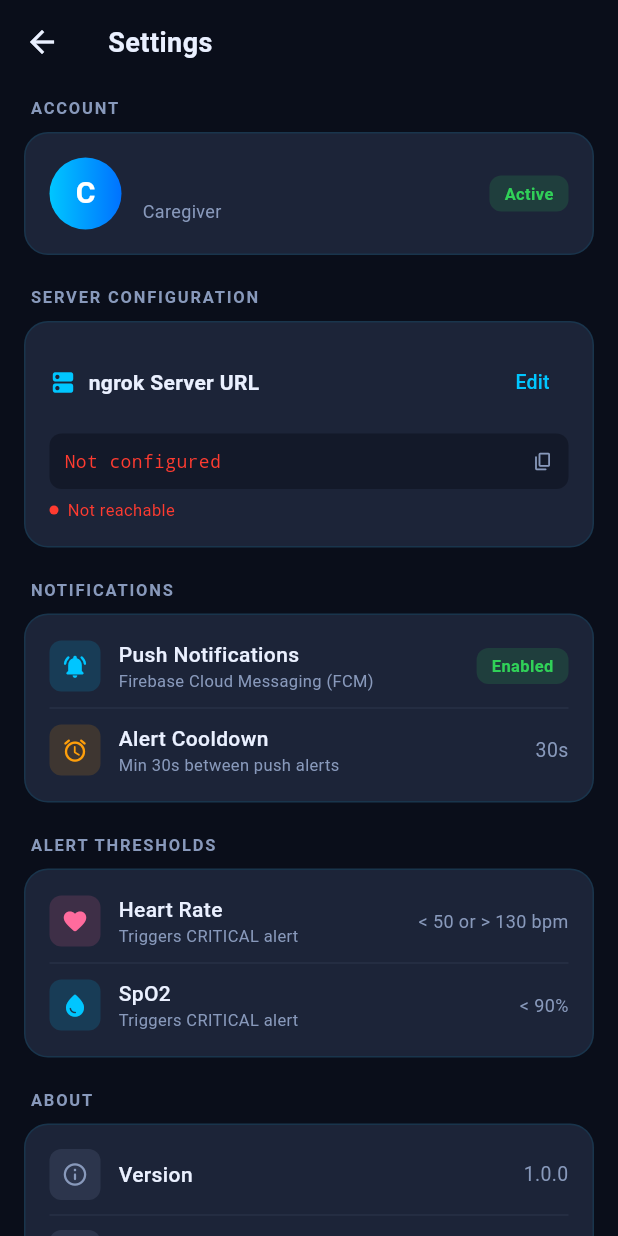
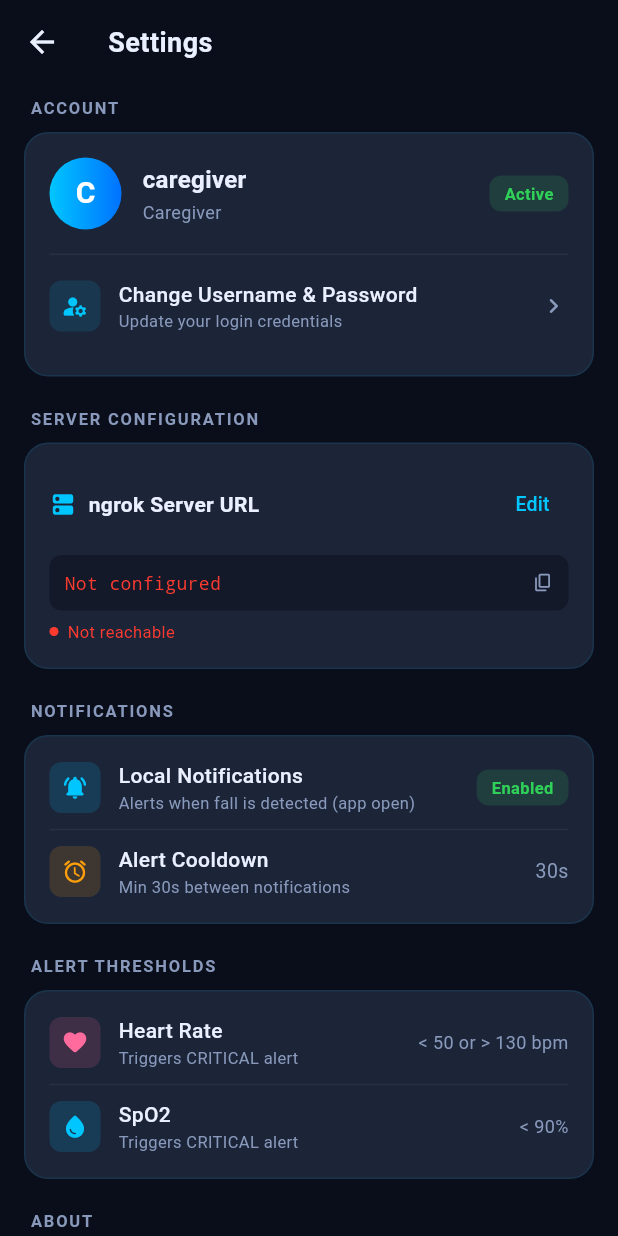
Before and after one commit to KhangBuiNam/Fall_detection, a Flutter app: the SettingsScreen screen opened directly, on a phone screen of 412 x 824 dp. Run offline on Flutter 3.47's test engine with Material 3 defaults, Android fonts, the phone set to English and light mode, and no system bars; our stand-ins replace fl_chart, flutter_local_notifications, shared_preferences; accounts and stored records are empty; Roboto replaces fonts that are missing (SF Pro Display).

```diff
--- a/lib/core/constants.dart
+++ b/lib/core/constants.dart
@@ -3,10 +3,11 @@
 const String kPrefBaseUrl = 'base_url';
 const String kPrefIsLoggedIn = 'is_logged_in';
 const String kPrefUsername = 'username';
+const String kPrefPassword = 'password'; // lưu password đã hash
 
-// Credentials — đổi trước khi build production
-const String kAdminUsername = 'admin';
-const String kAdminPassword = '123456789';
+// Default credentials — chỉ dùng lần đầu cài app, sau đó đọc từ SharedPreferences
+const String kDefaultUsername = 'caregiver';
+const String kDefaultPassword = 'falldetect2024';
 
 // Polling interval
 const Duration kPollInterval = Duration(seconds: 2);
--- a/lib/providers/app_provider.dart
+++ b/lib/providers/app_provider.dart
@@ -5,10 +5,12 @@ import 'package:shared_preferences/shared_preferences.dart';
 import '../core/constants.dart';
 import '../models/sensor_data.dart';
 import '../services/api_service.dart';
+import '../services/auth_service.dart';
 import '../services/notification_service.dart';
 
 class AppProvider extends ChangeNotifier {
   final ApiService _api = ApiService();
+  final AuthService _auth = AuthService.instance;
 
   // ── Auth ──
   bool _loggedIn = false;
@@ -33,9 +35,9 @@ class AppProvider extends ChangeNotifier {
   Timer? _statusTimer;
   Timer? _historyTimer;
 
-  // ── Alert dedup: tránh spam notification ──
-  String? _lastNotifiedAlert; // alert string lần cuối đã notify
-  int _lastNotifiedTs = 0; // timestamp lần cuối notify
+  // ── Alert dedup ──
+  String? _lastNotifiedAlert;
+  int _lastNotifiedTs = 0;
 
   // ────────────────────────────────────────
   // INIT
@@ -43,7 +45,7 @@ class AppProvider extends ChangeNotifier {
   Future<void> init() async {
     final prefs = await SharedPreferences.getInstance();
     _loggedIn = prefs.getBool(kPrefIsLoggedIn) ?? false;
-    _username = prefs.getString(kPrefUsername) ?? '';
+    _username = await _auth.getUsername();
     final saved = prefs.getString(kPrefBaseUrl) ?? '';
     if (saved.isNotEmpty) _api.baseUrl = saved;
     if (_loggedIn) _startPolling();
@@ -54,7 +56,9 @@ class AppProvider extends ChangeNotifier {
   // AUTH
   // ────────────────────────────────────────
   Future<bool> login(String username, String password, String serverUrl) async {
-    if (username != kAdminUsername || password != kAdminPassword) return false;
+    // Kiểm tra credentials từ SharedPreferences (không phải hardcode)
+    final ok = await _auth.checkCredentials(username, password);
+    if (!ok) return false;
 
     _api.baseUrl = serverUrl;
     final st = await _api.fetchStatus();
@@ -66,7 +70,6 @@ class AppProvider extends ChangeNotifier {
 
     final prefs = await SharedPreferences.getInstance();
     await prefs.setBool(kPrefIsLoggedIn, true);
-    await prefs.setString(kPrefUsername, username);
     await prefs.setString(kPrefBaseUrl, serverUrl);
 
     _startPolling();
@@ -85,6 +88,12 @@ class AppProvider extends ChangeNotifier {
     _status = SensorStatus.empty();
     _history = SensorHistory.empty();
     _lastNotifiedAlert = null;
+    notifyListeners();
+  }
+
+  // Gọi sau khi đổi username để cập nhật display
+  Future<void> refreshUsername() async {
+    _username = await _auth.getUsername();
     notifyListeners();
   }
 
@@ -118,33 +127,25 @@ class AppProvider extends ChangeNotifier {
       _connected = false;
     } else {
       _connected = true;
-
-      // ── Trigger local notification ──
       if (st.fallDetected &&
           (st.alert == 'WARNING' || st.alert == 'CRITICAL')) {
         final now = DateTime.now().millisecondsSinceEpoch ~/ 1000;
-        // Notify nếu: alert mới khác lần trước HOẶC đã qua 30s cooldown
         final newAlert = st.alert != _lastNotifiedAlert;
-        final cooldownOk = (now - _lastNotifiedTs) >= 30;
-
-        if (newAlert || cooldownOk) {
+        final cooldown = (now - _lastNotifiedTs) >= 30;
+        if (newAlert || cooldown) {
           _lastNotifiedAlert = st.alert;
           _lastNotifiedTs = now;
-
-          final isCritical = st.alert == 'CRITICAL';
+          final crit = st.alert == 'CRITICAL';
           NotificationService.instance.showAlert(
-            id: isCritical ? 1 : 2,
-            title:
-                isCritical ? '🚨 TÉ NGÃ NGHIÊM TRỌNG!' : '⚠️ Phát hiện té ngã',
+            id: crit ? 1 : 2,
+            title: crit ? '🚨 TÉ NGÃ NGHIÊM TRỌNG!' : '⚠️ Phát hiện té ngã',
             body:
                 'HR: ${st.heartRate} bpm  |  SpO2: ${st.spo2}%  |  ${st.alert}',
           );
         }
       } else if (!st.fallDetected) {
-        // Reset dedup khi trở về bình thường
         _lastNotifiedAlert = null;
       }
-
       _status = st;
     }
     notifyListeners();
--- a/lib/screens/settings_screen.dart
+++ b/lib/screens/settings_screen.dart
@@ -4,6 +4,7 @@ import 'package:flutter/services.dart';
 import 'package:provider/provider.dart';
 import '../core/app_theme.dart';
 import '../providers/app_provider.dart';
+import 'change_password_screen.dart';
 
 class SettingsScreen extends StatefulWidget {
   const SettingsScreen({super.key});
@@ -93,10 +94,13 @@ class _SettingsScreenState extends State<SettingsScreen> {
       body: ListView(
         padding: const EdgeInsets.fromLTRB(16, 8, 16, 32),
         children: [
-          // ── Account Card ──
+          // ── Account ──
           _SectionHeader(title: 'Account'),
           _Card(
-            child: Row(
+            child: Column(
+              children: [
+                // Avatar + info row
+                Row(
                   children: [
                     Container(
                       width: 48,
@@ -130,14 +134,14 @@ class _SettingsScreenState extends State<SettingsScreen> {
                                 fontSize: 16)),
                         const SizedBox(height: 2),
                         const Text('Caregiver',
-                        style:
-                            TextStyle(color: AppTheme.textSec, fontSize: 12)),
+                            style: TextStyle(
+                                color: AppTheme.textSec, fontSize: 12)),
                       ],
                     ),
                     const Spacer(),
                     Container(
-                  padding:
-                      const EdgeInsets.symmetric(horizontal: 10, vertical: 4),
+                      padding: const EdgeInsets.symmetric(
+                          horizontal: 10, vertical: 4),
                       decoration: BoxDecoration(
                         color: AppTheme.normal.withOpacity(0.15),
                         borderRadius: BorderRadius.circular(8),
@@ -147,6 +151,62 @@ class _SettingsScreenState extends State<SettingsScreen> {
                               color: AppTheme.normal,
                               fontSize: 11,
                               fontWeight: FontWeight.w600)),
+                    ),
+                  ],
+                ),
+                const SizedBox(height: 16),
+                // Divider
+                Divider(height: 1, color: AppTheme.textSec.withOpacity(0.1)),
+                const SizedBox(height: 4),
+                // Change account row — tappable
+                InkWell(
+                  borderRadius: BorderRadius.circular(10),
+                  onTap: () async {
+                    await Navigator.push(
+                      context,
+                      MaterialPageRoute(
+                        builder: (_) => const ChangePasswordScreen(),
+                      ),
+                    );
+                    // Refresh username sau khi đổi
+                    if (context.mounted) {
+                      await context.read<AppProvider>().refreshUsername();
+                    }
+                  },
+                  child: Padding(
+                    padding: const EdgeInsets.symmetric(vertical: 12),
+                    child: Row(
+                      children: [
+                        Container(
+                          width: 34,
+                          height: 34,
+                          decoration: BoxDecoration(
+                            color: AppTheme.accent.withOpacity(0.12),
+                            borderRadius: BorderRadius.circular(8),
+                          ),
+                          child: const Icon(Icons.manage_accounts_rounded,
+                              color: AppTheme.accent, size: 18),
+                        ),
+                        const SizedBox(width: 12),
+                        const Column(
+                          crossAxisAlignment: CrossAxisAlignment.start,
+                          children: [
+                            Text('Change Username & Password',
+                                style: TextStyle(
+                                    color: AppTheme.textPrim,
+                                    fontSize: 14,
+                                    fontWeight: FontWeight.w500)),
+                            Text('Update your login credentials',
+                                style: TextStyle(
+                                    color: AppTheme.textSec, fontSize: 11)),
+                          ],
+                        ),
+                        const Spacer(),
+                        const Icon(Icons.chevron_right_rounded,
+                            color: AppTheme.textSec, size: 20),
+                      ],
+                    ),
+                  ),
                 ),
               ],
             ),
@@ -314,7 +374,7 @@ class _SettingsScreenState extends State<SettingsScreen> {
           ),
           const SizedBox(height: 20),
 
-          // ── Notification Info ──
+          // ── Notification ──
           _SectionHeader(title: 'Notifications'),
           _Card(
             child: Column(
@@ -322,28 +382,16 @@ class _SettingsScreenState extends State<SettingsScreen> {
                 _SettingRow(
                   icon: Icons.notifications_active_rounded,
                   iconColor: AppTheme.accent,
-                  title: 'Push Notifications',
-                  subtitle: 'Firebase Cloud Messaging (FCM)',
-                  trailing: Container(
-                    padding:
-                        const EdgeInsets.symmetric(horizontal: 10, vertical: 4),
-                    decoration: BoxDecoration(
-                      color: AppTheme.normal.withOpacity(0.15),
-                      borderRadius: BorderRadius.circular(8),
-                    ),
-                    child: const Text('Enabled',
-                        style: TextStyle(
-                            color: AppTheme.normal,
-                            fontSize: 11,
-                            fontWeight: FontWeight.w600)),
-                  ),
+                  title: 'Local Notifications',
+                  subtitle: 'Alerts when fall is detected (app open)',
+                  trailing: _Badge('Enabled', AppTheme.normal),
                 ),
                 _Divider(),
                 _SettingRow(
                   icon: Icons.alarm_rounded,
                   iconColor: AppTheme.warning,
                   title: 'Alert Cooldown',
-                  subtitle: 'Min 30s between push alerts',
+                  subtitle: 'Min 30s between notifications',
                   trailing: const Text('30s',
                       style: TextStyle(color: AppTheme.textSec, fontSize: 13)),
                 ),
@@ -379,7 +427,7 @@ class _SettingsScreenState extends State<SettingsScreen> {
           ),
           const SizedBox(height: 20),
 
-          // ── App Info ──
+          // ── About ──
           _SectionHeader(title: 'About'),
           _Card(
             child: Column(
@@ -436,7 +484,6 @@ class _SettingsScreenState extends State<SettingsScreen> {
 class _SectionHeader extends StatelessWidget {
   final String title;
   const _SectionHeader({required this.title});
-
   @override
   Widget build(BuildContext context) => Padding(
         padding: const EdgeInsets.only(left: 4, bottom: 8),
@@ -452,7 +499,6 @@ class _SectionHeader extends StatelessWidget {
 class _Card extends StatelessWidget {
   final Widget child;
   const _Card({required this.child});
-
   @override
   Widget build(BuildContext context) => Container(
         padding: const EdgeInsets.all(16),
@@ -471,6 +517,23 @@ class _Divider extends StatelessWidget {
         height: 20,
         thickness: 1,
         color: AppTheme.textSec.withOpacity(0.1),
+      );
+}
+
+class _Badge extends StatelessWidget {
+  final String text;
+  final Color color;
+  const _Badge(this.text, this.color);
+  @override
+  Widget build(BuildContext context) => Container(
+        padding: const EdgeInsets.symmetric(horizontal: 10, vertical: 4),
+        decoration: BoxDecoration(
+          color: color.withOpacity(0.15),
+          borderRadius: BorderRadius.circular(8),
+        ),
+        child: Text(text,
+            style: TextStyle(
+                color: color, fontSize: 11, fontWeight: FontWeight.w600)),
       );
 }
 
--- /dev/null
+++ b/lib/services/auth_service.dart
@@ -0,0 +1,53 @@
+// lib/services/auth_service.dart
+//
+// Quản lý credentials — lưu trong SharedPreferences.
+// Lần đầu cài app dùng default, sau đó user có thể đổi trong Settings.
+
+import 'package:shared_preferences/shared_preferences.dart';
+import '../core/constants.dart';
+
+class AuthService {
+  AuthService._();
+  static final instance = AuthService._();
+
+  // ── Lấy username hiện tại (đọc từ prefs, fallback default) ──
+  Future<String> getUsername() async {
+    final prefs = await SharedPreferences.getInstance();
+    return prefs.getString(kPrefUsername) ?? kDefaultUsername;
+  }
+
+  // ── Lấy password hiện tại ──
+  Future<String> _getPassword() async {
+    final prefs = await SharedPreferences.getInstance();
+    return prefs.getString(kPrefPassword) ?? kDefaultPassword;
+  }
+
+  // ── Kiểm tra login ──
+  Future<bool> checkCredentials(String username, String password) async {
+    final savedUser = await getUsername();
+    final savedPass = await _getPassword();
+    return username == savedUser && password == savedPass;
+  }
+
+  // ── Đổi username + password ──
+  Future<void> updateCredentials({
+    required String newUsername,
+    required String newPassword,
+  }) async {
+    final prefs = await SharedPreferences.getInstance();
+    await prefs.setString(kPrefUsername, newUsername);
+    await prefs.setString(kPrefPassword, newPassword);
+  }
+
+  // ── Chỉ đổi password ──
+  Future<void> updatePassword(String newPassword) async {
+    final prefs = await SharedPreferences.getInstance();
+    await prefs.setString(kPrefPassword, newPassword);
+  }
+
+  // ── Xác nhận password hiện tại trước khi đổi ──
+  Future<bool> verifyCurrentPassword(String password) async {
+    final saved = await _getPassword();
+    return password == saved;
+  }
+}
```
Also changed, not shown: lib/screens/change_password_screen.dart (added, +361 -0 lines). Lines whose indentation alone changed are shown as unchanged.
